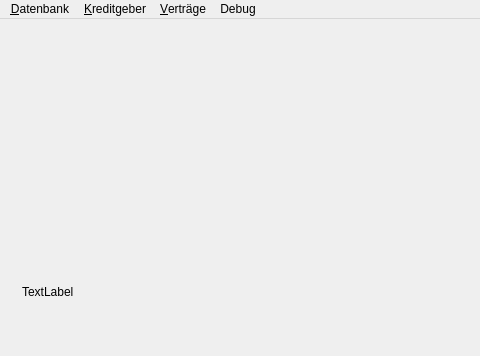
The window that DKV2/mainwindow.ui (Schachigel/DKV2) describes before a commit, drawn with Qt 5; both pictures show x 0 to 480 and y 0 to 356 of the 909 by 567 pixel window.
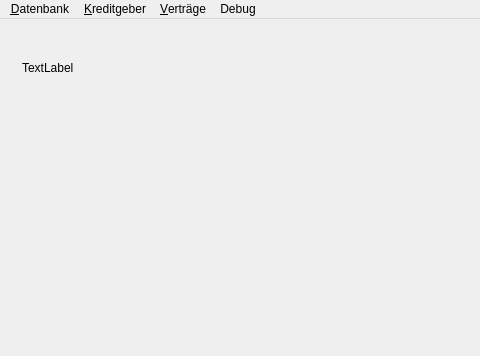
The same window after the commit. The open tabs and pages were chosen to show the change.

Diff of the .ui file:
```diff
--- a/DKV2/mainwindow.ui
+++ b/DKV2/mainwindow.ui
@@ -535,6 +535,9 @@
           <property name="text">
            <string>TextLabel</string>
           </property>
+          <property name="alignment">
+           <set>Qt::AlignLeading|Qt::AlignLeft|Qt::AlignTop</set>
+          </property>
          </widget>
         </item>
        </layout>
```
Left out of the diff: 2 changed lines with no effect on the pictures.
